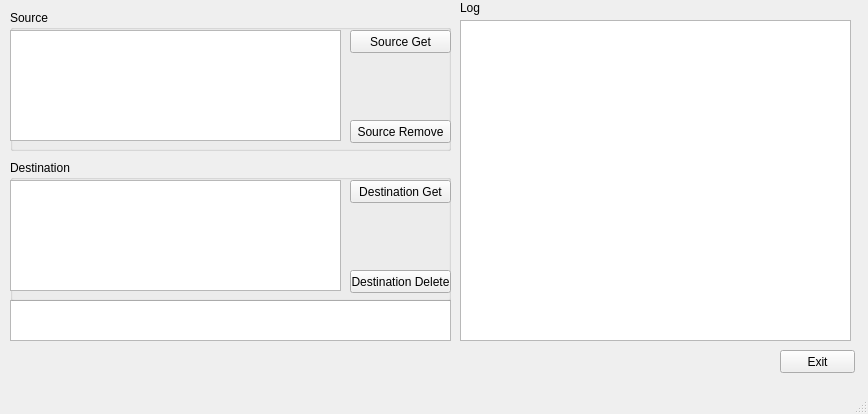
The window that iu/copyfiles_main_wdw.ui (cratzerdigitalreef/CopyFiles) describes before a commit, drawn with Qt 5.
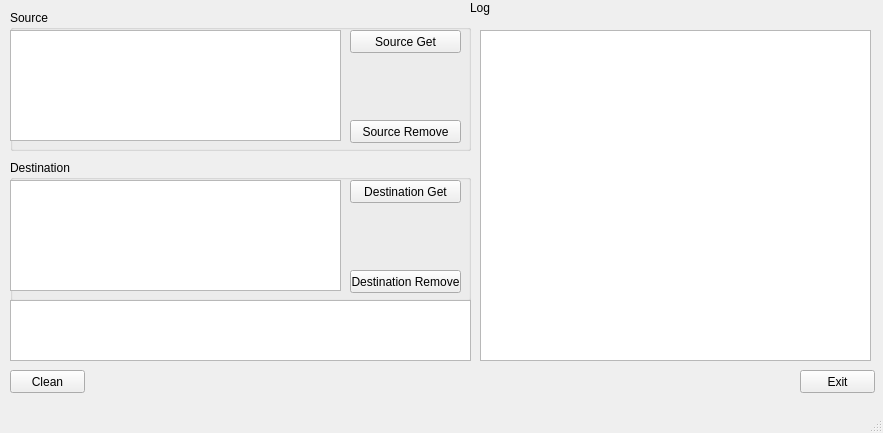
The same window after the commit.

The edit to the form file:
```diff
--- a/iu/copyfiles_main_wdw.ui
+++ b/iu/copyfiles_main_wdw.ui
@@ -6,8 +6,8 @@
    <rect>
     <x>0</x>
     <y>0</y>
-    <width>868</width>
-    <height>414</height>
+    <width>883</width>
+    <height>433</height>
    </rect>
   </property>
   <property name="windowTitle">
@@ -17,10 +17,10 @@
    <widget class="QTextEdit" name="txtLog">
     <property name="geometry">
      <rect>
-      <x>460</x>
-      <y>20</y>
+      <x>480</x>
+      <y>30</y>
       <width>391</width>
-      <height>321</height>
+      <height>331</height>
      </rect>
     </property>
    </widget>
@@ -66,7 +66,7 @@
    <widget class="QLabel" name="label_4">
     <property name="geometry">
      <rect>
-      <x>460</x>
+      <x>470</x>
       <y>0</y>
       <width>171</width>
       <height>16</height>
@@ -79,8 +79,8 @@
    <widget class="QPushButton" name="CmdExit">
     <property name="geometry">
      <rect>
-      <x>780</x>
-      <y>350</y>
+      <x>800</x>
+      <y>370</y>
       <width>75</width>
       <height>23</height>
      </rect>
@@ -89,22 +89,12 @@
      <string>Exit</string>
     </property>
    </widget>
-   <widget class="QPlainTextEdit" name="txtAbout">
-    <property name="geometry">
-     <rect>
-      <x>10</x>
-      <y>300</y>
-      <width>441</width>
-      <height>41</height>
-     </rect>
-    </property>
-   </widget>
    <widget class="QGroupBox" name="groupBoxSource">
     <property name="geometry">
      <rect>
       <x>10</x>
       <y>10</y>
-      <width>441</width>
+      <width>461</width>
       <height>141</height>
      </rect>
     </property>
@@ -126,7 +116,7 @@
       <rect>
        <x>340</x>
        <y>20</y>
-       <width>101</width>
+       <width>111</width>
        <height>23</height>
       </rect>
      </property>
@@ -139,7 +129,7 @@
       <rect>
        <x>340</x>
        <y>110</y>
-       <width>101</width>
+       <width>111</width>
        <height>23</height>
       </rect>
      </property>
@@ -153,7 +143,7 @@
      <rect>
       <x>10</x>
       <y>160</y>
-      <width>441</width>
+      <width>461</width>
       <height>141</height>
      </rect>
     </property>
@@ -175,7 +165,7 @@
       <rect>
        <x>340</x>
        <y>20</y>
-       <width>101</width>
+       <width>111</width>
        <height>23</height>
       </rect>
      </property>
@@ -188,15 +178,38 @@
       <rect>
        <x>340</x>
        <y>110</y>
-       <width>101</width>
+       <width>111</width>
        <height>23</height>
       </rect>
      </property>
      <property name="text">
-      <string>Destination Delete</string>
+      <string>Destination Remove</string>
      </property>
     </widget>
    </widget>
+   <widget class="QPushButton" name="pbClean">
+    <property name="geometry">
+     <rect>
+      <x>10</x>
+      <y>370</y>
+      <width>75</width>
+      <height>23</height>
+     </rect>
+    </property>
+    <property name="text">
+     <string>Clean</string>
+    </property>
+   </widget>
+   <widget class="QTextEdit" name="txtAbout">
+    <property name="geometry">
+     <rect>
+      <x>10</x>
+      <y>300</y>
+      <width>461</width>
+      <height>61</height>
+     </rect>
+    </property>
+   </widget>
   </widget>
   <widget class="QMenuBar" name="menubar">
    <property name="geometry">
```
Left out of the diff: 2 changed lines with no effect on the pictures.
